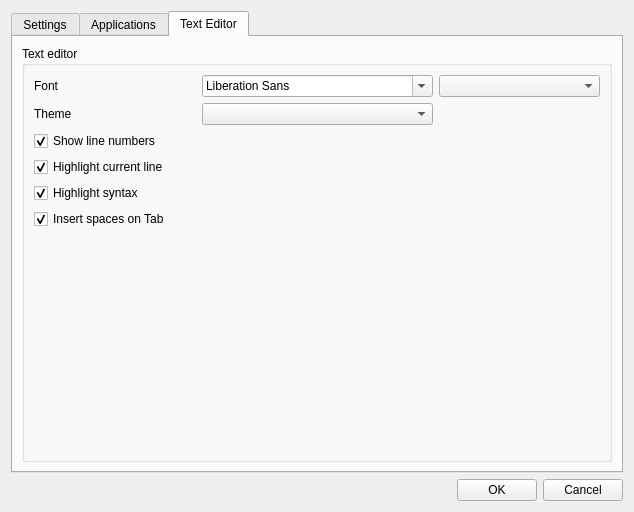
Above: editor/gui/dlgsettings.ui from ensisoft/detonator before the change. Below: the same form after it.
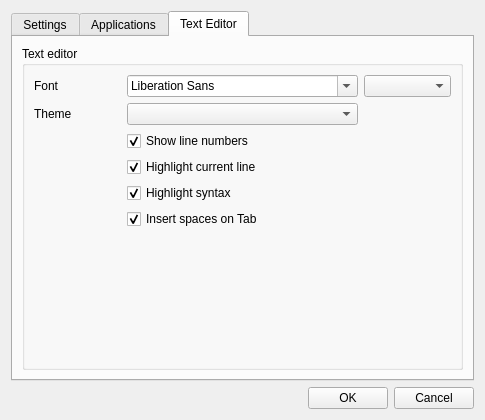
That is the form after the change. The open tabs and pages were chosen to show the change. Icons and pictures are not drawn.

Commit message:
Tweak the settings dialog layout for the text editor settings
Tweak the settings dialog layout for the text editor settings.

What changed in the file:
```diff
--- a/editor/gui/dlgsettings.ui
+++ b/editor/gui/dlgsettings.ui
@@ -6,8 +6,8 @@
    <rect>
     <x>0</x>
     <y>0</y>
-    <width>634</width>
-    <height>512</height>
+    <width>485</width>
+    <height>420</height>
    </rect>
   </property>
   <property name="windowTitle">
@@ -237,9 +237,22 @@
          <property name="title">
           <string>Text editor</string>
          </property>
-         <layout class="QVBoxLayout" name="verticalLayout_7">
+         <layout class="QVBoxLayout" name="verticalLayout_6">
           <item>
            <layout class="QGridLayout" name="gridLayout_5">
+            <item row="2" column="1">
+             <widget class="QCheckBox" name="editorShowLineNumbers">
+              <property name="text">
+               <string>Show line numbers</string>
+              </property>
+              <property name="checked">
+               <bool>true</bool>
+              </property>
+             </widget>
+            </item>
+            <item row="1" column="1">
+             <widget class="QComboBox" name="editorTheme"/>
+            </item>
             <item row="0" column="0">
              <widget class="QLabel" name="label_9">
               <property name="sizePolicy">
@@ -272,24 +285,7 @@
               </property>
              </widget>
             </item>
-            <item row="1" column="1">
-             <widget class="QComboBox" name="editorTheme"/>
-            </item>
-           </layout>
-          </item>
-          <item>
-           <layout class="QVBoxLayout" name="verticalLayout_6">
-            <item>
-             <widget class="QCheckBox" name="editorShowLineNumbers">
-              <property name="text">
-               <string>Show line numbers</string>
-              </property>
-              <property name="checked">
-               <bool>true</bool>
-              </property>
-             </widget>
-            </item>
-            <item>
+            <item row="3" column="1">
              <widget class="QCheckBox" name="editorHightlightCurrentLine">
               <property name="text">
                <string>Highlight current line</string>
@@ -299,7 +295,7 @@
               </property>
              </widget>
             </item>
-            <item>
+            <item row="4" column="1">
              <widget class="QCheckBox" name="editorHightlightSyntax">
               <property name="text">
                <string>Highlight syntax</string>
@@ -309,7 +305,7 @@
               </property>
              </widget>
             </item>
-            <item>
+            <item row="5" column="1">
              <widget class="QCheckBox" name="editorInsertSpaces">
               <property name="text">
                <string>Insert spaces on Tab</string>
```
Left out of the diff: 13 changed lines with no effect on the pictures.
